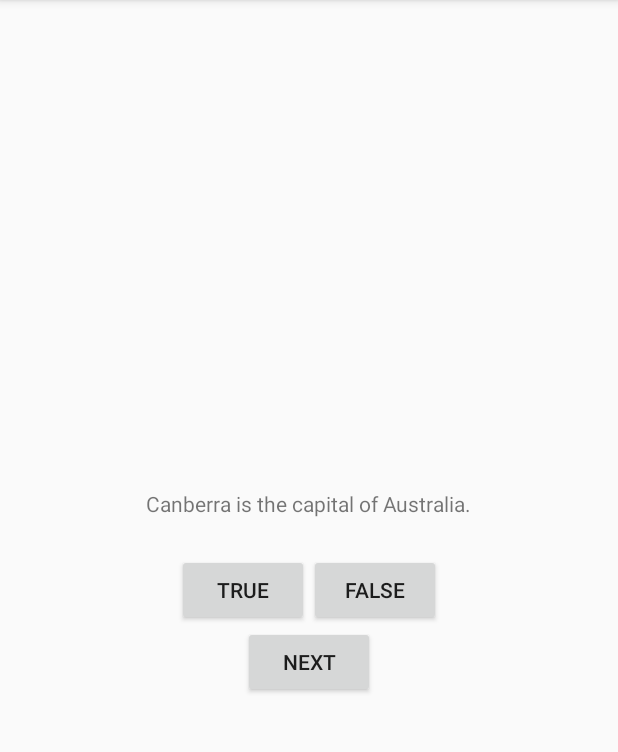
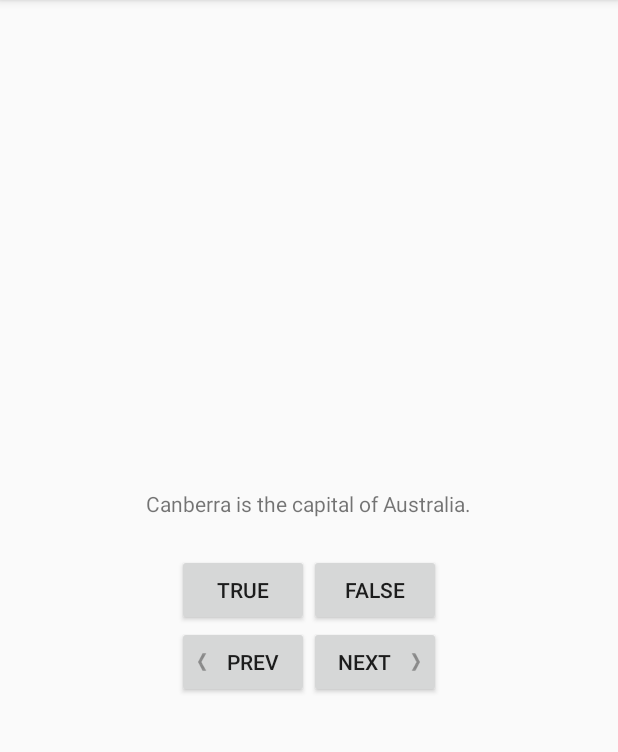
Before and after one commit to LiuShengchieh/Android_Programming, an Android app: the screen it shows after launch (QuizActivity), on a phone screen of 412 x 824 dp, the part 84-836 px from its top. Run offline under Robolectric (Android 15) with nearby library versions, the phone set to English and light mode, and no system bars.

Commit message:
添加后退按钮

```diff
--- a/GeoQuiz/app/src/main/java/com/bignerdranch/android/geoquiz/QuizActivity.java
+++ b/GeoQuiz/app/src/main/java/com/bignerdranch/android/geoquiz/QuizActivity.java
@@ -13,6 +13,7 @@
     private Button mTrueButton;
     private Button mFalseButton;
     private Button mNextButton;
+    private Button mPrevButton;
     private TextView mQuestionTextView;
 
     private Question[] mQuestionBank = new Question[] {
@@ -32,6 +33,13 @@
         setContentView(R.layout.activity_quiz);
 
         mQuestionTextView = (TextView) findViewById(R.id.question_text_view);
+        mQuestionTextView.setOnClickListener(new View.OnClickListener() {
+            @Override
+            public void onClick(View view) {
+                mCurrentIndex = (mCurrentIndex + 1) % mQuestionBank.length;
+                updateQuestion();
+            }
+        });
 
         mTrueButton = (Button) findViewById(R.id.true_button);
         mTrueButton.setOnClickListener(new View.OnClickListener() {
@@ -64,6 +72,15 @@
             }
         });
 
+        mPrevButton = (Button) findViewById(R.id.prev_button);
+        mPrevButton.setOnClickListener(new View.OnClickListener() {
+            @Override
+            public void onClick(View view) {
+                mCurrentIndex = (mCurrentIndex - 1) % mQuestionBank.length;
+                updateQuestion();
+            }
+        });
+
         updateQuestion();
 
     }
--- a/GeoQuiz/app/src/main/res/layout/activity_quiz.xml
+++ b/GeoQuiz/app/src/main/res/layout/activity_quiz.xml
@@ -30,10 +30,28 @@
 
     </LinearLayout>
 
-    <Button
-        android:id="@+id/next_button"
+    <LinearLayout
         android:layout_width="wrap_content"
         android:layout_height="wrap_content"
-        android:text="@string/next_button"/>
+        android:orientation="horizontal">
+
+        <Button
+            android:id="@+id/prev_button"
+            android:layout_width="wrap_content"
+            android:layout_height="wrap_content"
+            android:text="@string/prev_button"
+            android:drawableLeft="@drawable/arrow_left"
+            android:drawablePadding="4dp"/>
+
+        <Button
+            android:id="@+id/next_button"
+            android:layout_width="wrap_content"
+            android:layout_height="wrap_content"
+            android:text="@string/next_button"
+            android:drawableRight="@drawable/arrow_right"
+            android:drawablePadding="4dp"/>
+
+    </LinearLayout>
+
 
 </LinearLayout>
--- a/GeoQuiz/app/src/main/res/values/strings.xml
+++ b/GeoQuiz/app/src/main/res/values/strings.xml
@@ -13,5 +13,6 @@
     <string name="correct_toast">Correct!</string>
     <string name="incorrect_toast">Incorrect!</string>
     <string name="next_button">Next</string>
+    <string name="prev_button">PREV</string>
 
 </resources>
```
Also changed, not shown: GeoQuiz/app/src/main/res/drawable-hdpi/arrow_left.png (added), GeoQuiz/app/src/main/res/drawable-hdpi/arrow_right.png (added), GeoQuiz/app/src/main/res/drawable-mdpi/arrow_left.png (added), GeoQuiz/app/src/main/res/drawable-mdpi/arrow_right.png (added), GeoQuiz/app/src/main/res/drawable-xhdpi/arrow_left.png (added), GeoQuiz/app/src/main/res/drawable-xhdpi/arrow_right.png (added), GeoQuiz/app/src/main/res/drawable-xxhdpi/arrow_left.png (added), GeoQuiz/app/src/main/res/drawable-xxhdpi/arrow_right.png (added).
